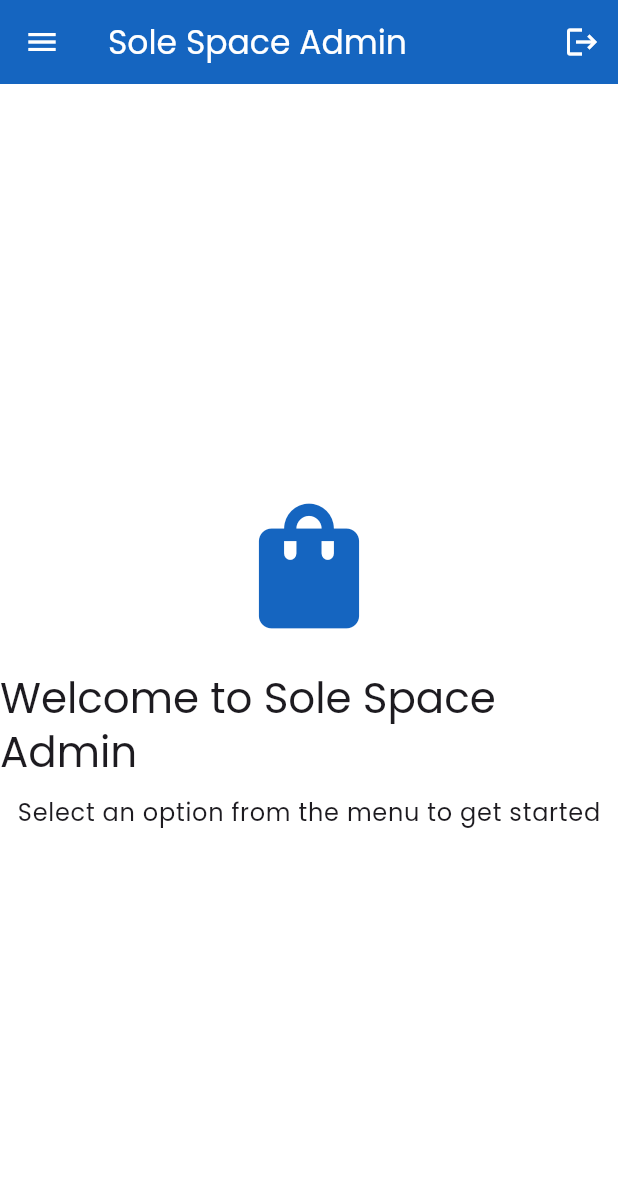
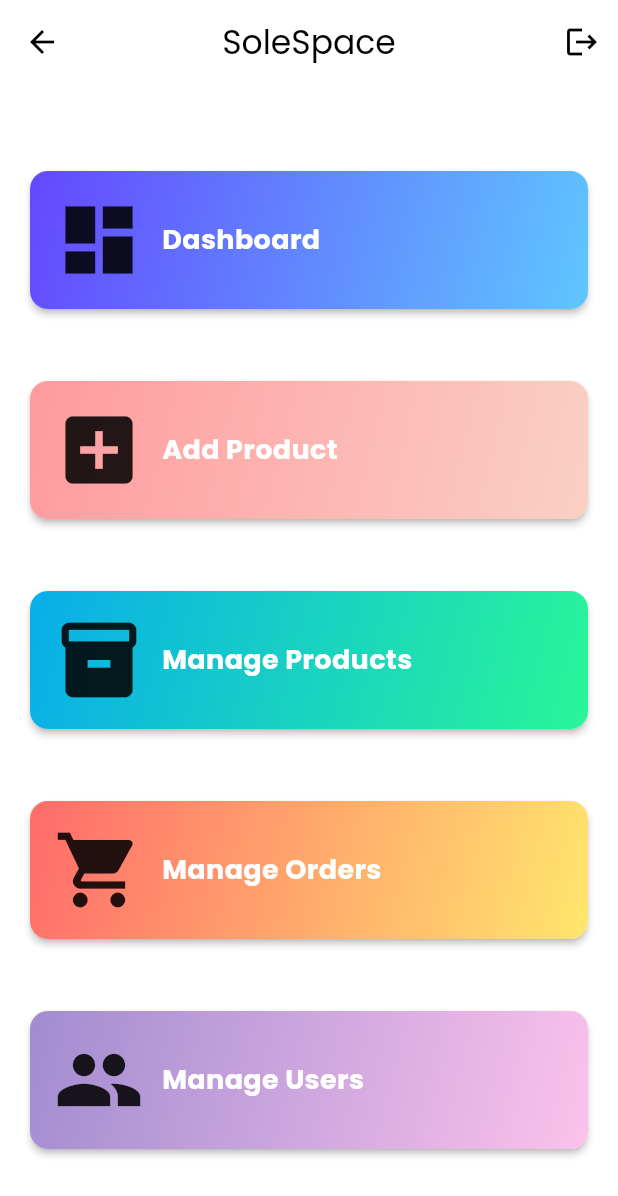
Before and after one commit to Shabeebmohmd/solespace-admin, a Flutter app: the HomePage screen opened by its route, on a phone screen of 412 x 824 dp. Shown: the top 1196 px of the screen. Run offline on Flutter 3.47's test engine with Material 3 defaults, Android fonts, the phone set to English and light mode, and no system bars; our stand-ins replace firebase_auth, firebase_core, flutter_svg, get, google_fonts; accounts and stored records are empty.

Commit message:
home page ui

```diff
--- /dev/null
+++ b/lib/app/constants/constants.dart
@@ -0,0 +1,55 @@
+import 'package:flutter/material.dart';
+import 'package:sole_space_admin/app/routes/app_routes.dart';
+
+final menuItems = [
+  {'icon': Icons.dashboard, 'title': 'Dashboard', 'route': AppRoutes.dashboard},
+  {
+    'icon': Icons.add_box,
+    'title': 'Add Product',
+    'route': AppRoutes.addProduct,
+  },
+  {
+    'icon': Icons.inventory,
+    'title': 'Manage Products',
+    'route': AppRoutes.manageProducts,
+  },
+  {
+    'icon': Icons.shopping_cart,
+    'title': 'Manage Orders',
+    'route': AppRoutes.manageOrders,
+  },
+  {
+    'icon': Icons.people,
+    'title': 'Manage Users',
+    'route': AppRoutes.manageUsers,
+  },
+];
+
+// First, define your gradients list outside build method or at class level
+final List<Gradient> cardGradients = [
+  const LinearGradient(
+    colors: [Color(0xFF6448FE), Color(0xFF5FC6FF)],
+    begin: Alignment.topLeft,
+    end: Alignment.bottomRight,
+  ),
+  const LinearGradient(
+    colors: [Color(0xFFFF9A9E), Color(0xFFFAD0C4)],
+    begin: Alignment.topLeft,
+    end: Alignment.bottomRight,
+  ),
+  const LinearGradient(
+    colors: [Color(0xFF08AEEA), Color(0xFF2AF598)],
+    begin: Alignment.topLeft,
+    end: Alignment.bottomRight,
+  ),
+  const LinearGradient(
+    colors: [Color(0xFFFF6B6B), Color(0xFFFFE66D)],
+    begin: Alignment.topLeft,
+    end: Alignment.bottomRight,
+  ),
+  const LinearGradient(
+    colors: [Color(0xFFa18cd1), Color(0xFFfbc2eb)],
+    begin: Alignment.topLeft,
+    end: Alignment.bottomRight,
+  ),
+];
--- a/lib/app/core/widgets/custom_button.dart
+++ b/lib/app/core/widgets/custom_button.dart
@@ -1,4 +1,5 @@
 import 'package:flutter/material.dart';
+import 'package:sole_space_admin/app/theme/app_color.dart';
 
 enum CustomButtonVariant { primary, secondary, outline }
 
@@ -35,7 +36,7 @@ class CustomButton extends StatelessWidget {
         button = ElevatedButton(
           onPressed: isLoading ? null : onPressed,
           style: ElevatedButton.styleFrom(
-            backgroundColor: colorScheme.primary,
+            backgroundColor: AppColors.primary,
             foregroundColor: colorScheme.onPrimary,
             // disabledBackgroundColor: colorScheme.primary.withOpacity(0.5),
           ),
--- /dev/null
+++ b/lib/app/core/widgets/custom_card.dart
@@ -0,0 +1,45 @@
+import 'package:flutter/material.dart';
+
+class CustomCard extends StatelessWidget {
+  final Widget child;
+  final Color? color;
+  final Gradient? gradient;
+  final double elevation;
+  final VoidCallback? onTap;
+  final EdgeInsetsGeometry padding;
+
+  const CustomCard({
+    super.key,
+    required this.child,
+    this.gradient,
+    this.color,
+    this.elevation = 2.0,
+    this.onTap,
+    this.padding = const EdgeInsets.all(16.0),
+  });
+
+  @override
+  Widget build(BuildContext context) {
+    return SizedBox(
+      width: double.infinity,
+      child: Card(
+        elevation: elevation,
+        child: Container(
+          decoration: BoxDecoration(
+            gradient: gradient,
+            color: gradient == null ? color : null,
+            borderRadius: BorderRadius.circular(12),
+          ),
+          child: Material(
+            color: Colors.transparent,
+            child: InkWell(
+              onTap: onTap,
+              borderRadius: BorderRadius.circular(12),
+              child: Padding(padding: padding, child: child),
+            ),
+          ),
+        ),
+      ),
+    );
+  }
+}
--- a/lib/app/routes/app_pages.dart
+++ b/lib/app/routes/app_pages.dart
@@ -1,14 +1,14 @@
 import 'package:get/get.dart';
 import 'package:sole_space_admin/app/routes/app_routes.dart';
+import 'package:sole_space_admin/app/ui/pages/addproduct/add_products.dart';
+import 'package:sole_space_admin/app/ui/pages/dashboard/dash_board.dart';
+import 'package:sole_space_admin/app/ui/pages/manageorders/manage_orders.dart';
+import 'package:sole_space_admin/app/ui/pages/manageproduct/manage_products.dart';
+import 'package:sole_space_admin/app/ui/pages/manageuser/manage_user.dart';
 import 'package:sole_space_admin/app/ui/pages/splash/splash_page.dart';
 import 'package:sole_space_admin/app/ui/pages/login/login_page.dart';
 import 'package:sole_space_admin/app/ui/pages/home/home_page.dart';
 import 'package:sole_space_admin/bindings/initial_binding.dart';
-// import 'package:sole_space_admin/app/ui/pages/dashboard/dashboard_page.dart';
-// import 'package:sole_space_admin/app/ui/pages/products/add_product_page.dart';
-// import 'package:sole_space_admin/app/ui/pages/products/manage_products_page.dart';
-// import 'package:sole_space_admin/app/ui/pages/orders/manage_orders_page.dart';
-// import 'package:sole_space_admin/app/ui/pages/users/manage_users_page.dart';
 
 class AppPages {
   static final routes = [
@@ -19,13 +19,13 @@ class AppPages {
     ),
     GetPage(name: AppRoutes.login, page: () => LoginPage()),
     GetPage(name: AppRoutes.home, page: () => const HomePage()),
-    // GetPage(name: AppRoutes.dashboard, page: () => const DashboardPage()),
-    // GetPage(name: AppRoutes.addProduct, page: () => const AddProductPage()),
-    // GetPage(
-    //   name: AppRoutes.manageProducts,
-    //   page: () => const ManageProductsPage(),
-    // ),
-    // GetPage(name: AppRoutes.manageOrders, page: () => const ManageOrdersPage()),
-    // GetPage(name: AppRoutes.manageUsers, page: () => const ManageUsersPage()),
+    GetPage(name: AppRoutes.dashboard, page: () => const DashBoardPage()),
+    GetPage(name: AppRoutes.addProduct, page: () => const AddProductsPage()),
+    GetPage(
+      name: AppRoutes.manageProducts,
+      page: () => const ManageProductsPage(),
+    ),
+    GetPage(name: AppRoutes.manageOrders, page: () => const ManageOrdersPage()),
+    GetPage(name: AppRoutes.manageUsers, page: () => const ManageUserPage()),
   ];
 }
--- a/lib/app/ui/pages/home/home_page.dart
+++ b/lib/app/ui/pages/home/home_page.dart
@@ -1,7 +1,10 @@
 import 'package:flutter/material.dart';
 import 'package:get/get.dart';
+import 'package:sole_space_admin/app/constants/constants.dart';
 import 'package:sole_space_admin/app/controllers/auth_controller.dart';
-import 'package:sole_space_admin/app/routes/app_routes.dart';
+import 'package:sole_space_admin/app/core/widgets/custom_app_bar.dart';
+import 'package:sole_space_admin/app/core/widgets/custom_card.dart';
+import 'package:sole_space_admin/app/theme/app_color.dart';
 
 class HomePage extends StatelessWidget {
   const HomePage({super.key});
@@ -11,8 +14,9 @@ class HomePage extends StatelessWidget {
     final authController = Get.find<AuthController>();
 
     return Scaffold(
-      appBar: AppBar(
-        title: const Text('Sole Space Admin'),
+      appBar: CustomAppBar(
+        showBackButton: false,
+        title: Text('SoleSpace'),
         actions: [
           IconButton(
             icon: const Icon(Icons.logout),
@@ -21,101 +25,49 @@ class HomePage extends StatelessWidget {
                   title: 'Log out',
                   middleText: 'Are you sure you want log out?',
                   textConfirm: 'confirm',
+                  buttonColor: AppColors.secondBackground,
                   onConfirm: () => authController.logOut(),
                   textCancel: 'Cancel',
                 ),
           ),
         ],
       ),
-      drawer: Drawer(
-        child: ListView(
-          padding: EdgeInsets.zero,
-          children: [
-            DrawerHeader(
-              decoration: BoxDecoration(
-                color: Theme.of(context).colorScheme.primary,
-              ),
-              child: Column(
+      body: Column(
         mainAxisAlignment: MainAxisAlignment.center,
         children: [
-                  Icon(Icons.shopping_bag, size: 60, color: Colors.white),
-                  const SizedBox(height: 10),
-                  const Text(
-                    'Sole Space Admin',
+          ListView.separated(
+            shrinkWrap: true,
+            itemCount: 5,
+            separatorBuilder: (context, index) => SizedBox(height: 40),
+            padding: const EdgeInsets.all(16),
+            itemBuilder: (BuildContext context, int index) {
+              return CustomCard(
+                onTap: () => Get.toNamed(menuItems[index]['route'] as String),
+                gradient: cardGradients[index],
+                child: Column(
+                  crossAxisAlignment: CrossAxisAlignment.start,
+                  children: [
+                    Row(
+                      children: [
+                        Icon(menuItems[index]['icon'] as IconData, size: 60),
+                        const SizedBox(width: 12),
+                        Text(
+                          menuItems[index]['title'] as String,
                           style: TextStyle(
-                      color: Colors.white,
-                      fontSize: 20,
+                            fontSize: 18,
                             fontWeight: FontWeight.bold,
+                            color: AppColors.white,
                           ),
                         ),
                       ],
                     ),
+                  ],
                 ),
-            ListTile(
-              leading: const Icon(Icons.dashboard),
-              title: const Text('Dashboard'),
-              onTap: () {
-                Get.back();
-                Get.toNamed(AppRoutes.dashboard);
-              },
-            ),
-            ListTile(
-              leading: const Icon(Icons.add_box),
-              title: const Text('Add Product'),
-              onTap: () {
-                Get.back();
-                Get.toNamed(AppRoutes.addProduct);
-              },
-            ),
-            ListTile(
-              leading: const Icon(Icons.inventory),
-              title: const Text('Manage Products'),
-              onTap: () {
-                Get.back();
-                Get.toNamed(AppRoutes.manageProducts);
-              },
-            ),
-            ListTile(
-              leading: const Icon(Icons.shopping_cart),
-              title: const Text('Manage Orders'),
-              onTap: () {
-                Get.back();
-                Get.toNamed(AppRoutes.manageOrders);
-              },
-            ),
-            ListTile(
-              leading: const Icon(Icons.people),
-              title: const Text('Manage Users'),
-              onTap: () {
-                Get.back();
-                Get.toNamed(AppRoutes.manageUsers);
+              );
             },
           ),
         ],
       ),
-      ),
-      body: Center(
-        child: Column(
-          mainAxisAlignment: MainAxisAlignment.center,
-          children: [
-            Icon(
-              Icons.shopping_bag,
-              size: 100,
-              color: Theme.of(context).colorScheme.primary,
-            ),
-            const SizedBox(height: 20),
-            Text(
-              'Welcome to Sole Space Admin',
-              style: Theme.of(context).textTheme.headlineMedium,
-            ),
-            const SizedBox(height: 10),
-            Text(
-              'Select an option from the menu to get started',
-              style: Theme.of(context).textTheme.bodyLarge,
-            ),
-          ],
-        ),
-      ),
     );
   }
 }
--- a/lib/main.dart
+++ b/lib/main.dart
@@ -29,7 +29,7 @@ class MyApp extends StatelessWidget {
       debugShowCheckedModeBanner: false,
       theme: AppTheme.lightTheme,
       darkTheme: AppTheme.darkTheme,
-      themeMode: ThemeMode.system,
+      themeMode: ThemeMode.light,
       initialRoute: AppRoutes.splash,
       getPages: AppPages.routes,
     );
```
Also changed, not shown: lib/app/core/widgets/custom_gridview.dart (added, +38 -0 lines), lib/app/core/widgets/custom_text_field.dart (+15 -19 lines), lib/app/ui/pages/addproduct/add_products.dart (added, +10 -0 lines), lib/app/ui/pages/dashboard/dash_board.dart (added, +10 -0 lines), lib/app/ui/pages/login/login_page.dart (+16 -88 lines), lib/app/ui/pages/manageorders/manage_orders.dart (added, +10 -0 lines), lib/app/ui/pages/manageproduct/manage_products.dart (added, +10 -0 lines), lib/app/ui/pages/manageuser/manage_user.dart (added, +10 -0 lines), assets/images/airmax.png (added), assets/images/google_logo.png (added), assets/images/jordan.png (added). Lines whose indentation alone changed are shown as unchanged.
